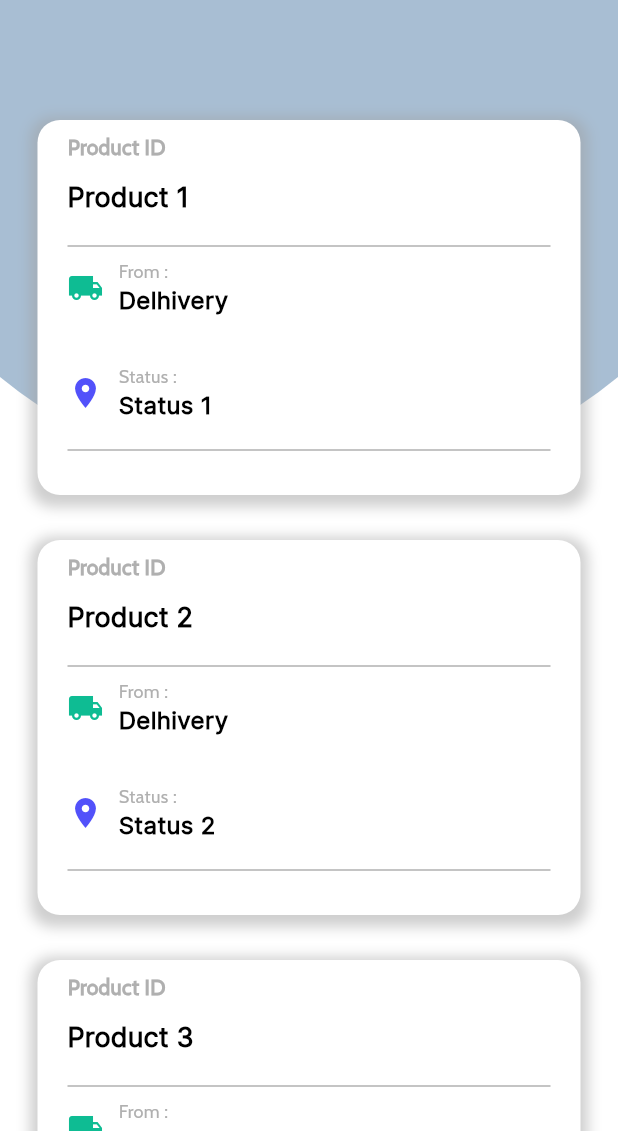
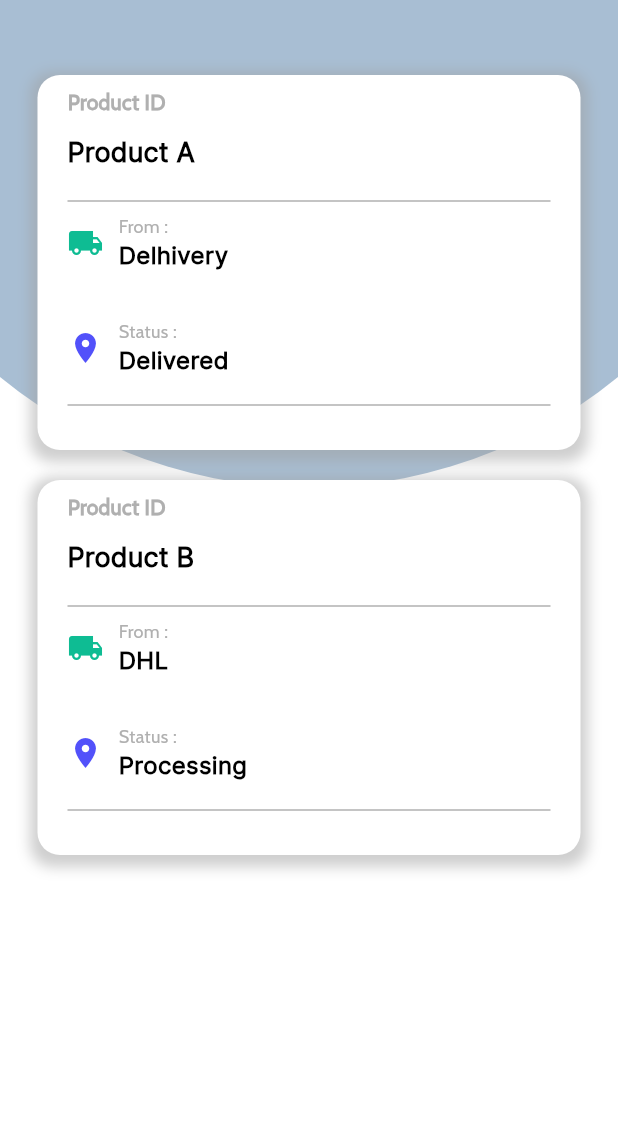
Before and after one commit to hardikkalia/dass-project, a Flutter app: the CartScreen screen opened directly, on a phone screen of 412 x 824 dp, the part 105-1236 px from its top. Run offline on Flutter 3.47's test engine with Material 3 defaults, Android fonts, the phone set to English and light mode, and no system bars; our stand-ins replace permission_handler, pin_code_fields, shared_preferences; missing offline and left inert: sms_advanced; accounts and stored records are empty.

Commit message:
Order Function

```diff
--- a/code/cart_genie/lib/features/cart/screens/cart_screen.dart
+++ b/code/cart_genie/lib/features/cart/screens/cart_screen.dart
@@ -1,12 +1,10 @@
+import 'package:flutter/material.dart';
 import 'package:cart_genie/common/widgets/drawer.dart';
 import 'package:cart_genie/features/cart/screens/detailed_screen.dart';
 import 'package:cart_genie/features/cart/widgets/no_order.dart';
 import 'package:cart_genie/features/cart/widgets/orders.dart';
-import 'package:cart_genie/features/faq/screens/faq_screen.dart';
-import 'package:flutter/material.dart';
+import 'package:cart_genie/constants/global_variables.dart';
 import 'package:cart_genie/common/widgets/background.dart';
-import 'package:cart_genie/constants/global_variables.dart';
-
 class CartScreen extends StatefulWidget {
   static const String routename = '/cart';
   const CartScreen({Key? key}) : super(key: key);
@@ -16,11 +14,30 @@ class CartScreen extends StatefulWidget {
 }
 
 class _CartScreenState extends State<CartScreen> {
-  int n = 3;
+  List<Orders> orders = []; // Initialize as empty list
+
+  @override
+  void initState() {
+    super.initState();
+    fetchOrders();
+  }
+
+  Future<void> fetchOrders() async {
+    // Simulated async call to fetch orders from backend
+    // Replace this with your actual backend API call
+    await Future.delayed(Duration(seconds: 1)); // Simulating delay
+    setState(() {
+      // Update orders with fetched data (replace this with your actual data)
+      orders = [
+        Orders(onPressed: () {}, product: "Product A", delivery: "Delhivery", status: "Delivered"),
+        Orders(onPressed: () {}, product: "Product B", delivery: "DHL", status: "Processing"),
+        // Add more orders as needed
+      ];
+    });
+  }
 
   @override
   Widget build(BuildContext context) {
-    // final user = Provider.of<UserProvider>(context).user;
     return Scaffold(
       appBar: PreferredSize(
         preferredSize: const Size.fromHeight(70),
@@ -60,6 +77,7 @@ class _CartScreenState extends State<CartScreen> {
         ),
       ),
 
+
       drawer: DrawerWidget(),
       body: Stack(
         children: [
@@ -71,26 +89,30 @@ class _CartScreenState extends State<CartScreen> {
               ),
             ],
           ),
+// Background elements or decorations can be placed here
           SingleChildScrollView(
             child: Padding(
             padding: const EdgeInsets.fromLTRB(25, 50, 25, 0),
-              child: n > 0
+
+              child: orders.isNotEmpty
                 ? Column(
               children: [
-                  for (int i = 1; i <= n; i++)
-                    Column(
-                      children: [
-                        const SizedBox(height: 30),
-                        Orders(
+                for (int i = 0; i < orders.length; i++)
+                  Padding(
+                    padding: const EdgeInsets.only(bottom: 20.0),
+                    child: Orders(
                       onPressed: () {
-                            Navigator.push(context, MaterialPageRoute(
-                              builder: (context) => DetailedScreen()));
+                        Navigator.push(
+                          context,
+                          MaterialPageRoute(
+                            builder: (context) => DetailedScreen(),
+                          ),
+                        );
                       },
-                          product: "Product $i",
-                          delivery: "Delhivery",
-                          status: "Status $i",
+                      product: orders[i].product,
+                      delivery: orders[i].delivery,
+                      status: orders[i].status,
                     ),
-                      ],
                   ),
               ],
             )
```
Lines whose indentation alone changed are shown as unchanged.
